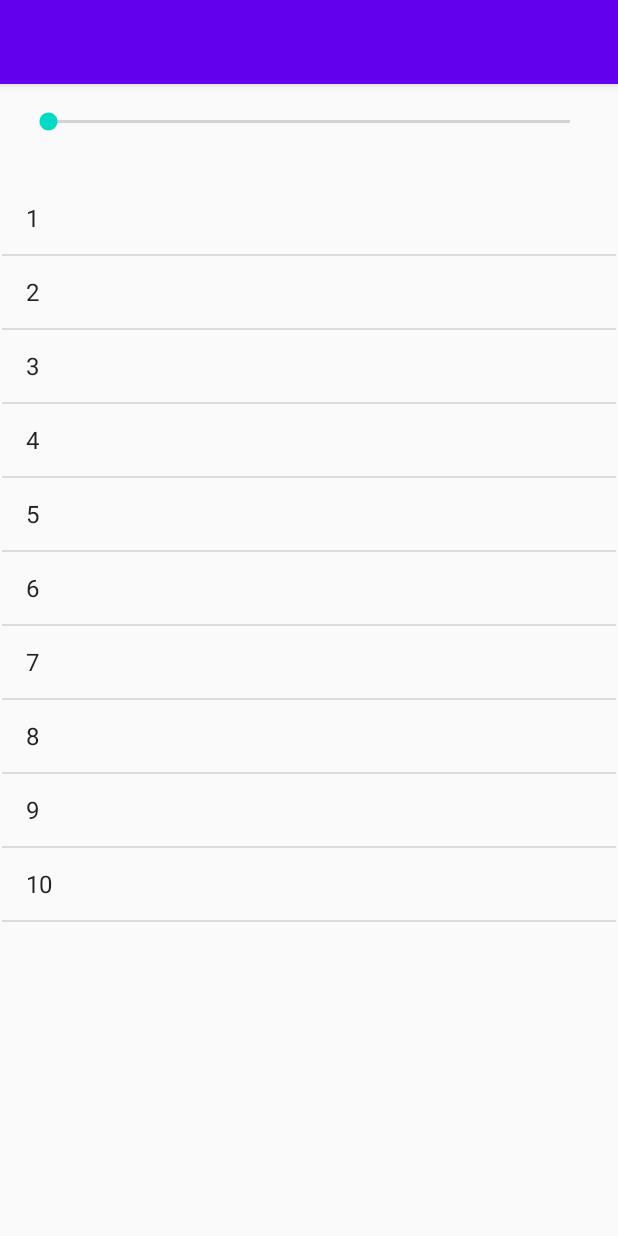
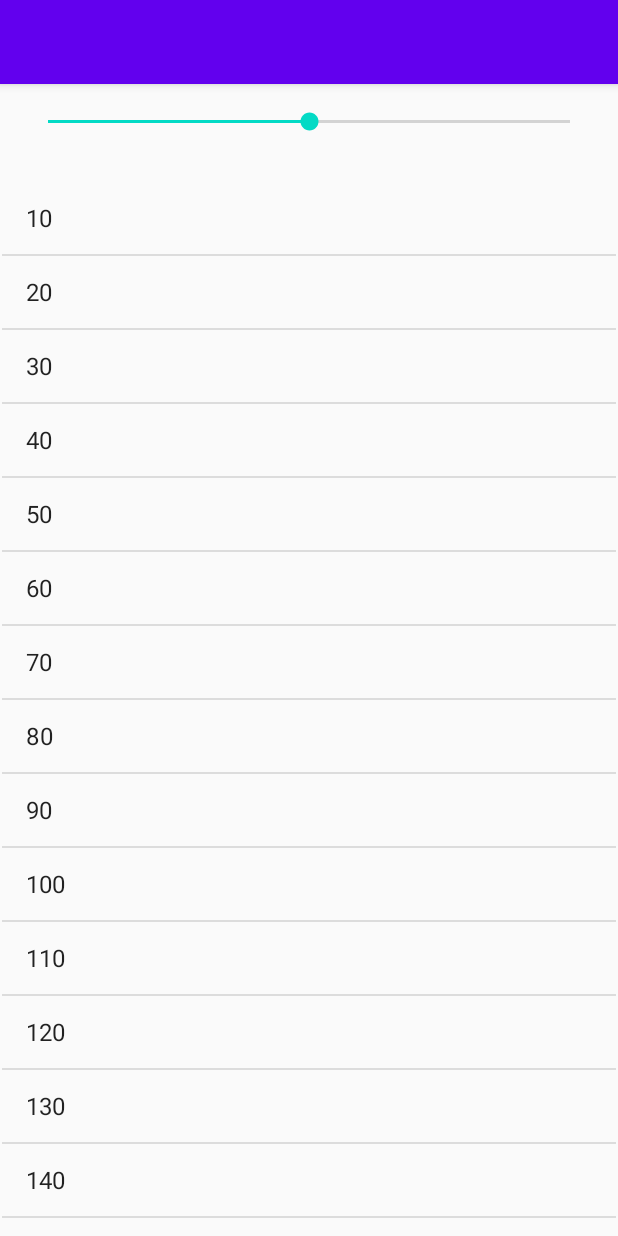
Before and after one commit to jrforbes24/androidProject, an Android app: the screen it shows after launch (MainActivity), on a phone screen of 412 x 824 dp. Run offline under Robolectric (Android 15) with nearby library versions, the phone set to English and light mode, and no system bars.

Commit message:
Finished the times table app.

```diff
--- a/TimesTables/app/src/main/java/com/example/timestables/MainActivity.java
+++ b/TimesTables/app/src/main/java/com/example/timestables/MainActivity.java
@@ -1,33 +1,64 @@
 package com.example.timestables;
 
 import androidx.appcompat.app.AppCompatActivity;
-
 import android.os.Bundle;
 import android.util.Log;
 import android.widget.ArrayAdapter;
 import android.widget.ListView;
 import android.widget.SeekBar;
 
+import java.lang.reflect.Array;
 import java.util.ArrayList;
 
 
+public class MainActivity extends AppCompatActivity {
 
-public class MainActivity extends AppCompatActivity {
-    int[] myNumbers = {1,2,3,4,5,6,7,8,9,10};
+    ListView theListView;
+
+    public final void generateTimesTable(int timesTableNumber) {
+        ArrayList<String> timesTableContent = new ArrayList<String>();
+
+        for (int j = 1; j <= 100; j++) {
+            timesTableContent.add(String.valueOf(j * timesTableNumber));
+        }
+        ArrayAdapter <String> arrayAdapter = new ArrayAdapter<String>(this, android.R.layout.simple_list_item_1, timesTableContent);
+
+        theListView.setAdapter(arrayAdapter);
+    }
 
     @Override
     protected void onCreate(Bundle savedInstanceState) {
         super.onCreate(savedInstanceState);
         setContentView(R.layout.activity_main);
-        //    Getting the ListView
-        ListView theListView = findViewById(R.id.timesTableList);
-//        Getting the seekbar
-        SeekBar timesBar = (SeekBar) findViewById(R.id.seekBar);
-//        Setting a listener for the seekbar
+
+        //        Getting the ListView
+        theListView = findViewById(R.id.timesTableList);
+
+//        Getting the seekbar and setting it up.
+        final SeekBar timesBar = (SeekBar) findViewById(R.id.seekBar);
+        int max = 20;
+        int startingPositon = 10;
+
+        timesBar.setMax(max);
+        timesBar.setProgress(startingPositon);
+
+        generateTimesTable(startingPositon);
+
         timesBar.setOnSeekBarChangeListener(new SeekBar.OnSeekBarChangeListener() {
             @Override
             public void onProgressChanged(SeekBar seekBar, int i, boolean b) {
-                Log.i("Seekbar changed", Integer.toString(i));
+                int min = 1;
+                int timesTableNumber;
+
+                if ( i < min) {
+                    timesTableNumber = min;
+                    timesBar.setProgress(min);
+                } else {
+                    timesTableNumber = i;
+                }
+                Log.i( "Seekbar Value", Integer.toString(timesTableNumber));
+                generateTimesTable(timesTableNumber);
+
             }
 
             @Override
@@ -40,15 +71,7 @@ public class MainActivity extends AppCompatActivity {
 
             }
         });
-        // List to hold the numbers 1 - 10
-        final ArrayList<Integer> timesList = new ArrayList<Integer> ();
-// actually putting the numbers in the array list
-        for(int myNumber:myNumbers){
-            timesList.add(myNumber);
-        }
-// setting the array adapter
-        ArrayAdapter<Integer> arrayAdapter = new ArrayAdapter<Integer>(this, android.R.layout.simple_list_item_1, timesList);
-        theListView.setAdapter(arrayAdapter);
+
 
     }
 }
```
